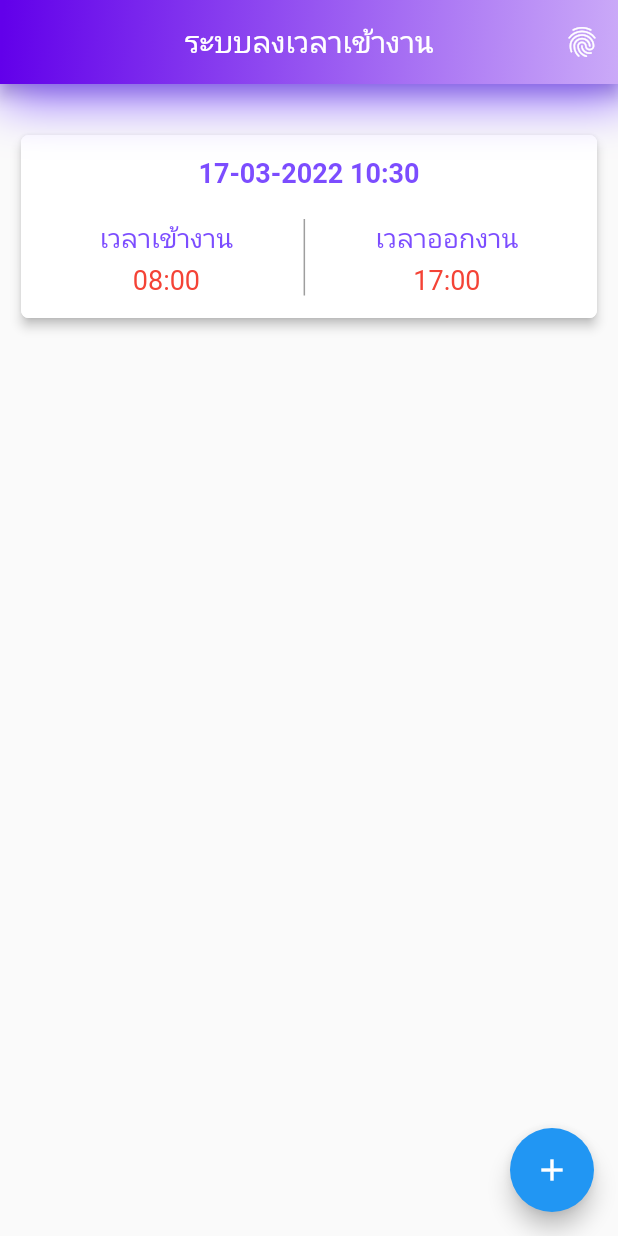
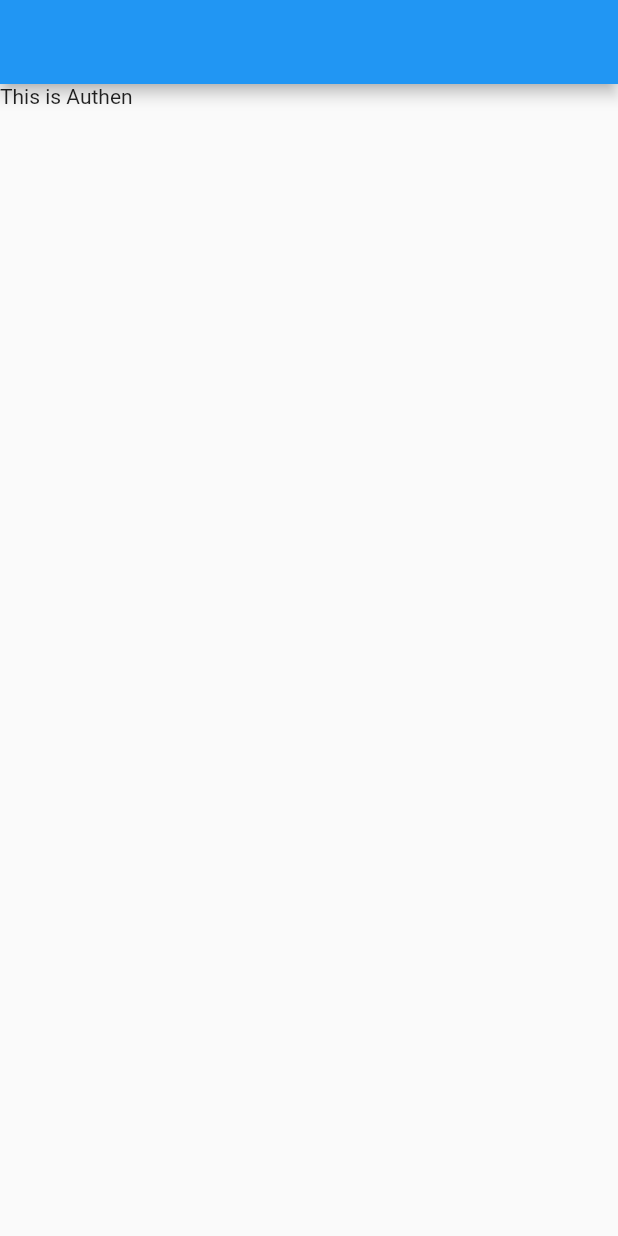
Before and after one commit to masterUNG/ManzProJect, a Flutter app: the screen it shows after launch, on a phone screen of 412 x 824 dp. Run offline on Flutter 3.47's test engine with Material 2 defaults, Android fonts, the phone set to English and light mode, and no system bars; our stand-ins replace awesome_dialog, geolocator, google_maps_flutter; missing offline and left inert: basics.

Commit message:
finish 17Mar

```diff
--- a/lib/main.dart
+++ b/lib/main.dart
@@ -1,5 +1,6 @@
 import 'package:flutter/material.dart';
 import 'package:intl/intl.dart';
+import 'package:myproject/states/authen.dart';
 import 'package:myproject/states/my_home_page.dart';
 
 import 'mylocation.dart';
@@ -18,8 +19,8 @@ class MyApp extends StatelessWidget {
       theme: ThemeData(
         primarySwatch: Colors.blue,
       ),
-      home: MyHomePage(
-        title: 'ระบบลงเวลาเข้างาน',
+      home: Authen(
+
       ),
     );
   }
--- /dev/null
+++ b/lib/states/authen.dart
@@ -0,0 +1,18 @@
+import 'package:flutter/material.dart';
+
+class Authen extends StatefulWidget {
+  const Authen({ Key? key }) : super(key: key);
+
+  @override
+  State<Authen> createState() => _AuthenState();
+}
+
+class _AuthenState extends State<Authen> {
+  @override
+  Widget build(BuildContext context) {
+    return Scaffold(
+      appBar: AppBar(),
+      body: Text('This is Authen'),
+    );
+  }
+}
--- a/pubspec.yaml
+++ b/pubspec.yaml
@@ -56,6 +56,9 @@ dependencies:
   # table_calendar: ^3.0.4
   awesome_dialog: ^2.1.2
   basics: ^0.7.0
+  firebase_core: ^1.13.1
+  firebase_auth: ^3.3.11
+  cloud_firestore: ^3.1.10
 
 dev_dependencies:
   flutter_test:
```
Also changed, not shown: lib/mylocation.dart (line endings or trailing spaces), pubspec.lock, 3 other files.
